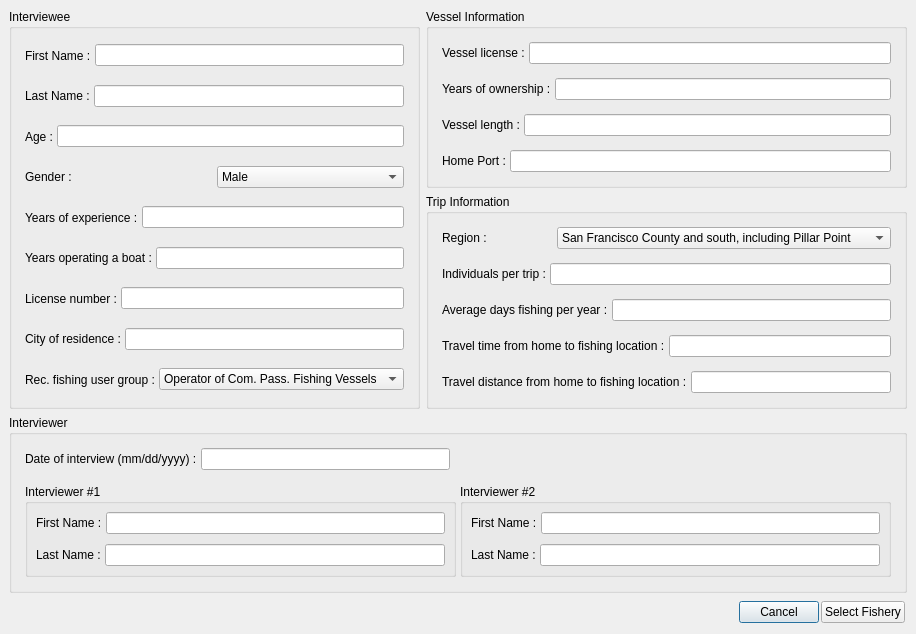
The window that openoceanmap/Interview/interviewstart.ui (Ecotrust/openoceanmap-desktop) describes before a commit, drawn with Qt 5.
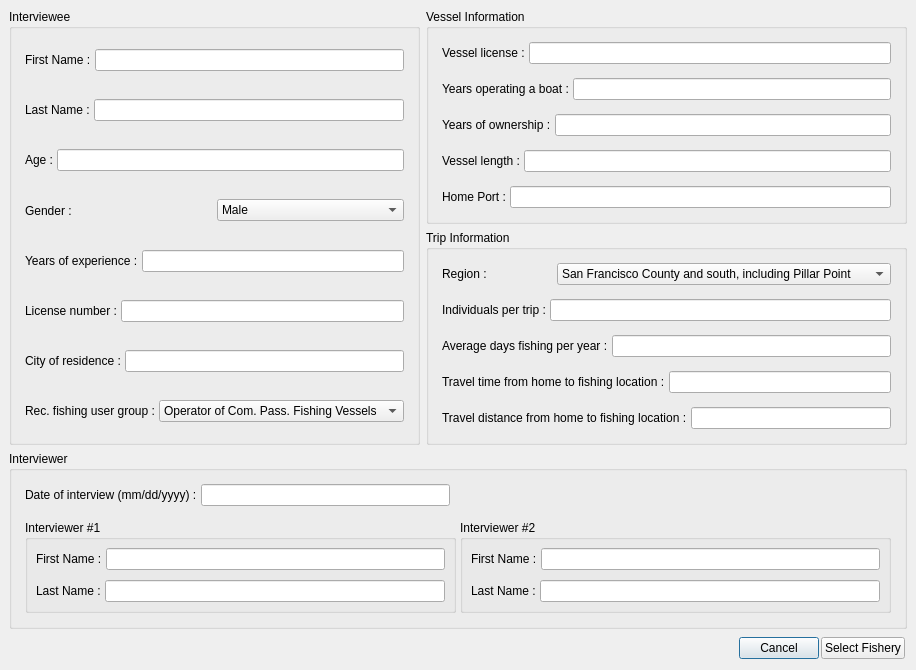
The same window after the commit.

Commit message: Moved one element in the start interview gui

What changed in the file:
```diff
--- a/openoceanmap/Interview/interviewstart.ui
+++ b/openoceanmap/Interview/interviewstart.ui
@@ -20,59 +20,96 @@
    <property name="spacing" >
     <number>6</number>
    </property>
-   <item row="3" column="0" colspan="2" >
-    <widget class="QWidget" native="1" name="button_box" >
+   <item row="1" column="1" >
+    <widget class="QGroupBox" name="trip_info" >
+     <property name="title" >
+      <string>Trip Information</string>
+     </property>
+     <layout class="QVBoxLayout" >
+      <property name="margin" >
+       <number>9</number>
+      </property>
+      <property name="spacing" >
+       <number>6</number>
+      </property>
+      <item>
+       <widget class="QWidget" native="1" name="region" >
      <layout class="QHBoxLayout" >
       <property name="margin" >
-       <number>2</number>
+          <number>4</number>
       </property>
       <property name="spacing" >
-       <number>2</number>
+          <number>4</number>
       </property>
       <item>
-       <spacer>
-        <property name="orientation" >
-         <enum>Qt::Horizontal</enum>
-        </property>
-        <property name="sizeHint" >
-         <size>
-          <width>40</width>
-          <height>20</height>
-         </size>
-        </property>
-       </spacer>
+          <widget class="QLabel" name="region_text" >
+           <property name="text" >
+            <string>Region :</string>
+           </property>
+          </widget>
+         </item>
+         <item>
+          <widget class="QComboBox" name="region_comboBox" >
+           <property name="sizeAdjustPolicy" >
+            <enum>QComboBox::AdjustToContentsOnFirstShow</enum>
+           </property>
+           <item>
+            <property name="text" >
+             <string>San Francisco County and south, including Pillar Point</string>
+            </property>
       </item>
       <item>
-       <widget class="QPushButton" name="pbnCancel" >
         <property name="text" >
-         <string>Cancel</string>
-        </property>
-       </widget>
+             <string>San Francisco Bay access points to Point Reyes</string>
+            </property>
       </item>
       <item>
-       <widget class="QPushButton" name="pbnSelectFishery" >
         <property name="text" >
-         <string>Select Fishery</string>
-        </property>
+             <string>Point Reyes north to Alder Creek, including Bodega Bay</string>
+            </property>
+           </item>
        </widget>
       </item>
      </layout>
     </widget>
    </item>
-   <item row="2" column="0" colspan="2" >
-    <widget class="QGroupBox" name="interviewer" >
-     <property name="title" >
-      <string>Interviewer</string>
-     </property>
-     <layout class="QVBoxLayout" >
+      <item>
+       <widget class="QWidget" native="1" name="ind_per_trip" >
+        <layout class="QHBoxLayout" >
       <property name="margin" >
-       <number>9</number>
+          <number>4</number>
       </property>
       <property name="spacing" >
-       <number>6</number>
+          <number>4</number>
       </property>
       <item>
-       <widget class="QWidget" native="1" name="date" >
+          <widget class="QLabel" name="ind_per_trip_text" >
+           <property name="text" >
+            <string>Individuals per trip :</string>
+           </property>
+          </widget>
+         </item>
+         <item>
+          <widget class="QLineEdit" name="ind_per_trip_line" >
+           <property name="enabled" >
+            <bool>true</bool>
+           </property>
+           <property name="minimumSize" >
+            <size>
+             <width>200</width>
+             <height>0</height>
+            </size>
+           </property>
+           <property name="text" >
+            <string/>
+           </property>
+          </widget>
+         </item>
+        </layout>
+       </widget>
+      </item>
+      <item>
+       <widget class="QWidget" native="1" name="days_per_year" >
         <layout class="QHBoxLayout" >
          <property name="margin" >
           <number>4</number>
@@ -81,14 +118,14 @@
           <number>4</number>
          </property>
          <item>
-          <widget class="QLabel" name="date_text" >
+          <widget class="QLabel" name="days_per_year_text" >
            <property name="text" >
-            <string>Date of interview (mm/dd/yyyy) :</string>
+            <string>Average days fishing per year :</string>
            </property>
           </widget>
          </item>
          <item>
-          <widget class="QLineEdit" name="date_line" >
+          <widget class="QLineEdit" name="days_per_year_line" >
            <property name="enabled" >
             <bool>true</bool>
            </property>
@@ -103,24 +140,46 @@
            </property>
           </widget>
          </item>
+        </layout>
+       </widget>
+      </item>
          <item>
-          <spacer>
-           <property name="orientation" >
-            <enum>Qt::Horizontal</enum>
-           </property>
-           <property name="sizeHint" >
+       <widget class="QWidget" native="1" name="travel_time" >
+        <layout class="QHBoxLayout" >
+         <property name="margin" >
+          <number>4</number>
+         </property>
+         <property name="spacing" >
+          <number>4</number>
+         </property>
+         <item>
+          <widget class="QLabel" name="travel_time_text" >
+           <property name="text" >
+            <string>Travel time from home to fishing location :</string>
+           </property>
+          </widget>
+         </item>
+         <item>
+          <widget class="QLineEdit" name="travel_time_line" >
+           <property name="enabled" >
+            <bool>true</bool>
+           </property>
+           <property name="minimumSize" >
             <size>
-             <width>441</width>
-             <height>20</height>
+             <width>200</width>
+             <height>0</height>
             </size>
            </property>
-          </spacer>
+           <property name="text" >
+            <string/>
+           </property>
+          </widget>
          </item>
         </layout>
        </widget>
       </item>
       <item>
-       <widget class="QWidget" native="1" name="widget" >
+       <widget class="QWidget" native="1" name="travel_distance" >
         <layout class="QHBoxLayout" >
          <property name="margin" >
           <number>4</number>
@@ -129,19 +188,48 @@
           <number>4</number>
          </property>
          <item>
-          <widget class="QGroupBox" name="interviewer_1" >
+          <widget class="QLabel" name="travel_distance_text" >
+           <property name="text" >
+            <string>Travel distance from home to fishing location :</string>
+           </property>
+          </widget>
+         </item>
+         <item>
+          <widget class="QLineEdit" name="travel_distance_line" >
+           <property name="enabled" >
+            <bool>true</bool>
+           </property>
+           <property name="minimumSize" >
+            <size>
+             <width>200</width>
+             <height>0</height>
+            </size>
+           </property>
+           <property name="text" >
+            <string/>
+           </property>
+          </widget>
+         </item>
+        </layout>
+       </widget>
+      </item>
+     </layout>
+    </widget>
+   </item>
+   <item row="0" column="1" >
+    <widget class="QGroupBox" name="vessel_info" >
            <property name="title" >
-            <string>Interviewer #1</string>
+      <string>Vessel Information</string>
            </property>
            <layout class="QVBoxLayout" >
             <property name="margin" >
-             <number>4</number>
+       <number>9</number>
             </property>
             <property name="spacing" >
-             <number>2</number>
+       <number>6</number>
             </property>
             <item>
-             <widget class="QWidget" native="1" name="interviewer1_first_name" >
+       <widget class="QWidget" native="1" name="ves_license" >
               <layout class="QHBoxLayout" >
                <property name="margin" >
                 <number>4</number>
@@ -150,14 +238,14 @@
                 <number>4</number>
                </property>
                <item>
-                <widget class="QLabel" name="interviewer1_first_name_text" >
+          <widget class="QLabel" name="ves_license_text" >
                  <property name="text" >
-                  <string>First Name :</string>
+            <string>Vessel license :</string>
                  </property>
                 </widget>
                </item>
                <item>
-                <widget class="QLineEdit" name="interviewer1_first_name_line" >
+          <widget class="QLineEdit" name="ves_license_line" >
                  <property name="enabled" >
                   <bool>true</bool>
                  </property>
@@ -176,7 +264,7 @@
              </widget>
             </item>
             <item>
-             <widget class="QWidget" native="1" name="interviewer1_last_name" >
+       <widget class="QWidget" native="1" name="years_op" >
               <layout class="QHBoxLayout" >
                <property name="margin" >
                 <number>4</number>
@@ -185,14 +273,14 @@
                 <number>4</number>
                </property>
                <item>
-                <widget class="QLabel" name="interviewer1_last_name_text" >
+          <widget class="QLabel" name="years_op_text" >
                  <property name="text" >
-                  <string>Last Name :</string>
+            <string>Years operating a boat :</string>
                  </property>
                 </widget>
                </item>
                <item>
-                <widget class="QLineEdit" name="interviewer1_last_name_line" >
+          <widget class="QLineEdit" name="years_op_line" >
                  <property name="enabled" >
                   <bool>true</bool>
                  </property>
@@ -210,23 +298,43 @@
               </layout>
              </widget>
             </item>
-           </layout>
-          </widget>
-         </item>
          <item>
-          <widget class="QGroupBox" name="interviewer_2" >
-           <property name="title" >
-            <string>Interviewer #2</string>
-           </property>
-           <layout class="QVBoxLayout" >
+       <widget class="QWidget" native="1" name="years_own" >
+        <layout class="QHBoxLayout" >
             <property name="margin" >
              <number>4</number>
             </property>
             <property name="spacing" >
-             <number>2</number>
+          <number>4</number>
             </property>
             <item>
-             <widget class="QWidget" native="1" name="interviewer2_first_name" >
+          <widget class="QLabel" name="years_own_text" >
+           <property name="text" >
+            <string>Years of ownership :</string>
+           </property>
+          </widget>
+         </item>
+         <item>
+          <widget class="QLineEdit" name="years_own_line" >
+           <property name="enabled" >
+            <bool>true</bool>
+           </property>
+           <property name="minimumSize" >
+            <size>
+             <width>200</width>
+             <height>0</height>
+            </size>
+           </property>
+           <property name="text" >
+            <string/>
+           </property>
+          </widget>
+         </item>
+        </layout>
+       </widget>
+      </item>
+      <item>
+       <widget class="QWidget" native="1" name="vessel_length" >
               <layout class="QHBoxLayout" >
                <property name="margin" >
                 <number>4</number>
@@ -235,14 +343,14 @@
                 <number>4</number>
                </property>
                <item>
-                <widget class="QLabel" name="interviewer2_first_name_text" >
+          <widget class="QLabel" name="vessel_length_text" >
                  <property name="text" >
-                  <string>First Name :</string>
+            <string>Vessel length :</string>
                  </property>
                 </widget>
                </item>
                <item>
-                <widget class="QLineEdit" name="interviewer2_first_name_line" >
+          <widget class="QLineEdit" name="vessel_length_line" >
                  <property name="enabled" >
                   <bool>true</bool>
                  </property>
@@ -261,7 +369,7 @@
              </widget>
             </item>
             <item>
-             <widget class="QWidget" native="1" name="interviewer2_last_name" >
+       <widget class="QWidget" native="1" name="home_port" >
               <layout class="QHBoxLayout" >
                <property name="margin" >
                 <number>4</number>
@@ -270,14 +378,14 @@
                 <number>4</number>
                </property>
                <item>
-                <widget class="QLabel" name="interviewer2_last_name_text" >
+          <widget class="QLabel" name="home_port_text" >
                  <property name="text" >
-                  <string>Last Name :</string>
+            <string>Home Port :</string>
                  </property>
                 </widget>
                </item>
                <item>
-                <widget class="QLineEdit" name="interviewer2_last_name_line" >
+          <widget class="QLineEdit" name="home_port_line" >
                  <property name="enabled" >
                   <bool>true</bool>
                  </property>
@@ -290,12 +398,6 @@
                  <property name="text" >
                   <string/>
                  </property>
-                </widget>
-               </item>
-              </layout>
-             </widget>
-            </item>
-           </layout>
           </widget>
          </item>
         </layout>
@@ -489,41 +591,6 @@
         </layout>
        </widget>
       </item>
-      <item>
-       <widget class="QWidget" native="1" name="years_op" >
-        <layout class="QHBoxLayout" >
-         <property name="margin" >
-          <number>4</number>
-         </property>
-         <property name="spacing" >
-          <number>4</number>
-         </property>
-         <item>
-          <widget class="QLabel" name="years_op_text" >
-           <property name="text" >
-            <string>Years operating a boat :</string>
-           </property>
-          </widget>
-         </item>
-         <item>
-          <widget class="QLineEdit" name="years_op_line" >
-           <property name="enabled" >
-            <bool>true</bool>
-           </property>
-           <property name="minimumSize" >
-            <size>
-             <width>200</width>
-             <height>0</height>
-            </size>
-           </property>
-           <property name="text" >
-            <string/>
-           </property>
-          </widget>
-         </item>
-        </layout>
-       </widget>
-      </item>
       <item>
        <widget class="QWidget" native="1" name="license" >
         <layout class="QHBoxLayout" >
@@ -640,10 +707,10 @@
      </layout>
     </widget>
    </item>
-   <item row="0" column="1" >
-    <widget class="QGroupBox" name="vessel_info" >
+   <item row="2" column="0" colspan="2" >
+    <widget class="QGroupBox" name="interviewer" >
      <property name="title" >
-      <string>Vessel Information</string>
+      <string>Interviewer</string>
      </property>
      <layout class="QVBoxLayout" >
       <property name="margin" >
@@ -653,7 +720,7 @@
        <number>6</number>
       </property>
       <item>
-       <widget class="QWidget" native="1" name="ves_license" >
+       <widget class="QWidget" native="1" name="date" >
         <layout class="QHBoxLayout" >
          <property name="margin" >
           <number>4</number>
@@ -662,14 +729,14 @@
           <number>4</number>
          </property>
          <item>
-          <widget class="QLabel" name="ves_license_text" >
+          <widget class="QLabel" name="date_text" >
            <property name="text" >
-            <string>Vessel license :</string>
+            <string>Date of interview (mm/dd/yyyy) :</string>
            </property>
           </widget>
          </item>
          <item>
-          <widget class="QLineEdit" name="ves_license_line" >
+          <widget class="QLineEdit" name="date_line" >
            <property name="enabled" >
             <bool>true</bool>
            </property>
@@ -684,11 +751,24 @@
            </property>
           </widget>
          </item>
+         <item>
+          <spacer>
+           <property name="orientation" >
+            <enum>Qt::Horizontal</enum>
+           </property>
+           <property name="sizeHint" >
+            <size>
+             <width>441</width>
+             <height>20</height>
+            </size>
+           </property>
+          </spacer>
+         </item>
         </layout>
        </widget>
       </item>
       <item>
-       <widget class="QWidget" native="1" name="years_own" >
+       <widget class="QWidget" native="1" name="widget" >
         <layout class="QHBoxLayout" >
          <property name="margin" >
           <number>4</number>
@@ -697,33 +777,19 @@
           <number>4</number>
          </property>
          <item>
-          <widget class="QLabel" name="years_own_text" >
-           <property name="text" >
-            <string>Years of ownership :</string>
+          <widget class="QGroupBox" name="interviewer_1" >
+           <property name="title" >
+            <string>Interviewer #1</string>
            </property>
-          </widget>
-         </item>
-         <item>
-          <widget class="QLineEdit" name="years_own_line" >
-           <property name="enabled" >
-            <bool>true</bool>
-           </property>
-           <property name="minimumSize" >
-            <size>
-             <width>200</width>
-             <height>0</height>
-            </size>
-           </property>
-           <property name="text" >
-            <string/>
-           </property>
-          </widget>
-         </item>
-        </layout>
-       </widget>
-      </item>
+           <layout class="QVBoxLayout" >
+            <property name="margin" >
+             <number>4</number>
+            </property>
+            <property name="spacing" >
+             <number>2</number>
+            </property>
       <item>
-       <widget class="QWidget" native="1" name="vessel_length" >
+             <widget class="QWidget" native="1" name="interviewer1_first_name" >
         <layout class="QHBoxLayout" >
          <property name="margin" >
           <number>4</number>
@@ -732,14 +798,14 @@
           <number>4</number>
          </property>
          <item>
-          <widget class="QLabel" name="vessel_length_text" >
+                <widget class="QLabel" name="interviewer1_first_name_text" >
            <property name="text" >
-            <string>Vessel length :</string>
+                  <string>First Name :</string>
            </property>
           </widget>
          </item>
          <item>
-          <widget class="QLineEdit" name="vessel_length_line" >
+                <widget class="QLineEdit" name="interviewer1_first_name_line" >
            <property name="enabled" >
             <bool>true</bool>
            </property>
@@ -758,7 +824,7 @@
        </widget>
       </item>
       <item>
-       <widget class="QWidget" native="1" name="home_port" >
+             <widget class="QWidget" native="1" name="interviewer1_last_name" >
         <layout class="QHBoxLayout" >
          <property name="margin" >
           <number>4</number>
@@ -767,14 +833,14 @@
           <number>4</number>
          </property>
          <item>
-          <widget class="QLabel" name="home_port_text" >
+                <widget class="QLabel" name="interviewer1_last_name_text" >
            <property name="text" >
-            <string>Home Port :</string>
+                  <string>Last Name :</string>
            </property>
           </widget>
          </item>
          <item>
-          <widget class="QLineEdit" name="home_port_line" >
+                <widget class="QLineEdit" name="interviewer1_last_name_line" >
            <property name="enabled" >
             <bool>true</bool>
            </property>
@@ -795,61 +861,20 @@
      </layout>
     </widget>
    </item>
-   <item row="1" column="1" >
-    <widget class="QGroupBox" name="trip_info" >
+         <item>
+          <widget class="QGroupBox" name="interviewer_2" >
      <property name="title" >
-      <string>Trip Information</string>
+            <string>Interviewer #2</string>
      </property>
      <layout class="QVBoxLayout" >
       <property name="margin" >
-       <number>9</number>
-      </property>
-      <property name="spacing" >
-       <number>6</number>
-      </property>
-      <item>
-       <widget class="QWidget" native="1" name="region" >
-        <layout class="QHBoxLayout" >
-         <property name="margin" >
           <number>4</number>
          </property>
          <property name="spacing" >
-          <number>4</number>
+             <number>2</number>
          </property>
          <item>
-          <widget class="QLabel" name="region_text" >
-           <property name="text" >
-            <string>Region :</string>
-           </property>
-          </widget>
-         </item>
-         <item>
-          <widget class="QComboBox" name="region_comboBox" >
-           <property name="sizeAdjustPolicy" >
-            <enum>QComboBox::AdjustToContentsOnFirstShow</enum>
-           </property>
-           <item>
-            <property name="text" >
-             <string>San Francisco County and south, including Pillar Point</string>
-            </property>
-           </item>
-           <item>
-            <property name="text" >
-             <string>San Francisco Bay access points to Point Reyes</string>
-            </property>
-           </item>
-           <item>
-            <property name="text" >
-             <string>Point Reyes north to Alder Creek, including Bodega Bay</string>
-            </property>
-           </item>
-          </widget>
-         </item>
-        </layout>
-       </widget>
-      </item>
-      <item>
-       <widget class="QWidget" native="1" name="ind_per_trip" >
+             <widget class="QWidget" native="1" name="interviewer2_first_name" >
         <layout class="QHBoxLayout" >
          <property name="margin" >
           <number>4</number>
@@ -858,14 +883,14 @@
           <number>4</number>
          </property>
          <item>
-          <widget class="QLabel" name="ind_per_trip_text" >
+                <widget class="QLabel" name="interviewer2_first_name_text" >
            <property name="text" >
-            <string>Individuals per trip :</string>
+                  <string>First Name :</string>
            </property>
           </widget>
          </item>
          <item>
-          <widget class="QLineEdit" name="ind_per_trip_line" >
+                <widget class="QLineEdit" name="interviewer2_first_name_line" >
            <property name="enabled" >
             <bool>true</bool>
            </property>
@@ -884,7 +909,7 @@
        </widget>
       </item>
       <item>
-       <widget class="QWidget" native="1" name="days_per_year" >
+             <widget class="QWidget" native="1" name="interviewer2_last_name" >
         <layout class="QHBoxLayout" >
          <property name="margin" >
           <number>4</number>
@@ -893,14 +918,14 @@
           <number>4</number>
          </property>
          <item>
-          <widget class="QLabel" name="days_per_year_text" >
+                <widget class="QLabel" name="interviewer2_last_name_text" >
            <property name="text" >
-            <string>Average days fishing per year :</string>
+                  <string>Last Name :</string>
            </property>
           </widget>
          </item>
          <item>
-          <widget class="QLineEdit" name="days_per_year_line" >
+                <widget class="QLineEdit" name="interviewer2_last_name_line" >
            <property name="enabled" >
             <bool>true</bool>
            </property>
@@ -918,74 +943,49 @@
         </layout>
        </widget>
       </item>
-      <item>
-       <widget class="QWidget" native="1" name="travel_time" >
-        <layout class="QHBoxLayout" >
-         <property name="margin" >
-          <number>4</number>
-         </property>
-         <property name="spacing" >
-          <number>4</number>
-         </property>
-         <item>
-          <widget class="QLabel" name="travel_time_text" >
-           <property name="text" >
-            <string>Travel time from home to fishing location :</string>
-           </property>
+           </layout>
           </widget>
          </item>
-         <item>
-          <widget class="QLineEdit" name="travel_time_line" >
-           <property name="enabled" >
-            <bool>true</bool>
-           </property>
-           <property name="minimumSize" >
-            <size>
-             <width>200</width>
-             <height>0</height>
-            </size>
-           </property>
-           <property name="text" >
-            <string/>
-           </property>
+        </layout>
           </widget>
          </item>
         </layout>
        </widget>
       </item>
-      <item>
-       <widget class="QWidget" native="1" name="travel_distance" >
+   <item row="3" column="0" colspan="2" >
+    <widget class="QWidget" native="1" name="button_box" >
         <layout class="QHBoxLayout" >
          <property name="margin" >
-          <number>4</number>
+       <number>2</number>
          </property>
          <property name="spacing" >
-          <number>4</number>
+       <number>2</number>
          </property>
          <item>
-          <widget class="QLabel" name="travel_distance_text" >
-           <property name="text" >
-            <string>Travel distance from home to fishing location :</string>
-           </property>
-          </widget>
-         </item>
-         <item>
-          <widget class="QLineEdit" name="travel_distance_line" >
-           <property name="enabled" >
-            <bool>true</bool>
-           </property>
-           <property name="minimumSize" >
+       <spacer>
+        <property name="orientation" >
+         <enum>Qt::Horizontal</enum>
+        </property>
+        <property name="sizeHint" >
             <size>
-             <width>200</width>
-             <height>0</height>
-            </size>
-           </property>
+          <width>40</width>
+          <height>20</height>
+         </size>
+        </property>
+       </spacer>
+      </item>
+      <item>
+       <widget class="QPushButton" name="pbnCancel" >
            <property name="text" >
-            <string/>
+         <string>Cancel</string>
            </property>
           </widget>
          </item>
-        </layout>
+      <item>
+       <widget class="QPushButton" name="pbnSelectFishery" >
+        <property name="text" >
+         <string>Select Fishery</string>
+        </property>
        </widget>
       </item>
      </layout>
```
Lines whose indentation alone changed are shown as unchanged.
